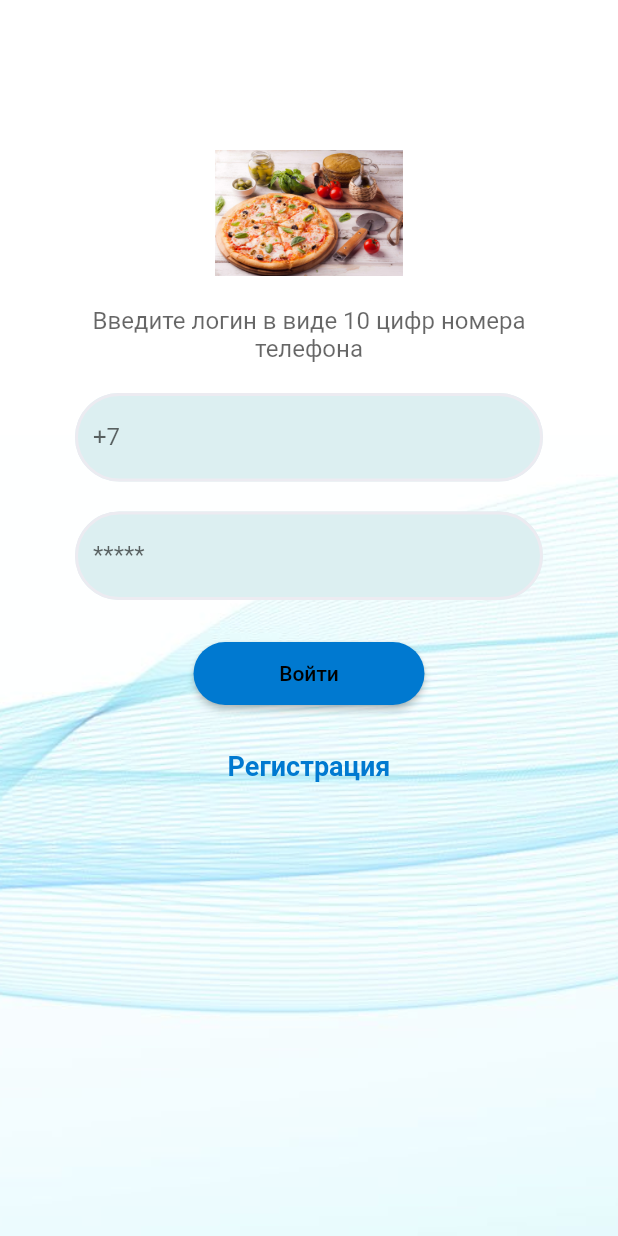
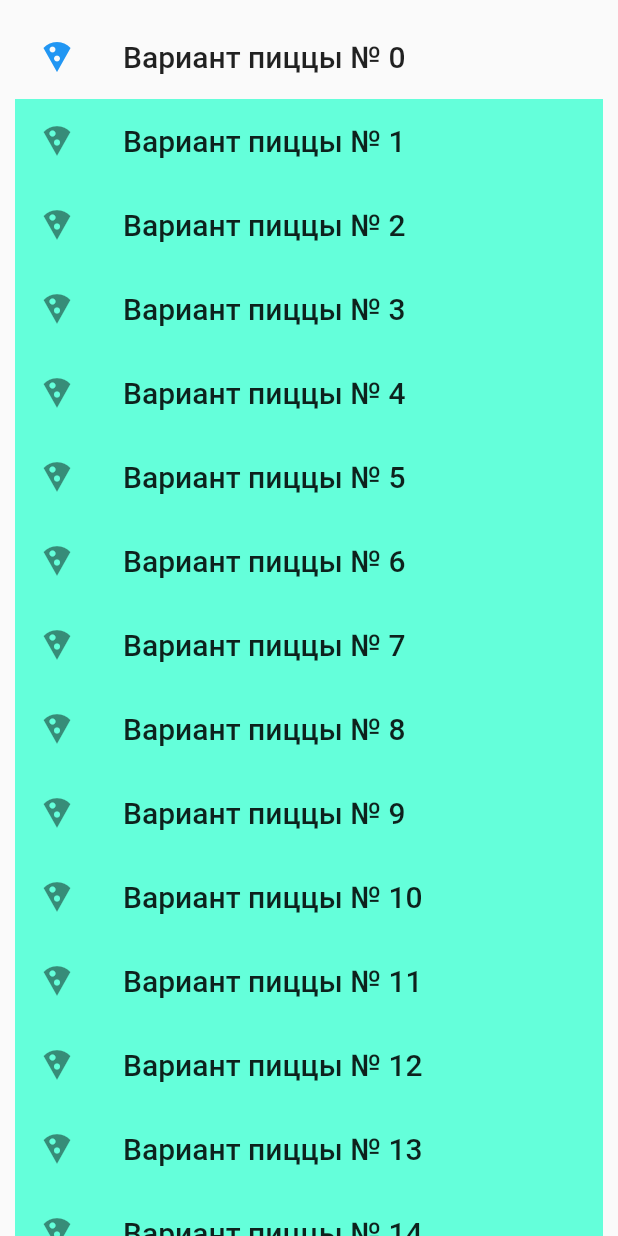
Before and after one commit to Viktor2310/auth_pag, a Flutter app: the screen it shows after launch, on a phone screen of 412 x 824 dp. Run offline on Flutter 3.47's test engine with Material 2 defaults, Android fonts, the phone set to English and light mode, and no system bars; our stand-ins replace syncfusion_flutter_sliders; missing offline and left inert: sliding_switch; Roboto replaces fonts that are missing (Arial).

Commit message:
Задание 2,5

```diff
--- /dev/null
+++ b/lib/listview_screen.dart
@@ -0,0 +1,153 @@
+import 'package:flutter/cupertino.dart';
+import 'package:flutter/material.dart';
+import 'package:flutter/painting.dart';
+
+class ListViewScreen extends StatelessWidget {
+  const ListViewScreen({Key? key}) : super(key: key);
+
+  @override
+    Widget build(BuildContext context){
+    return MaterialApp(
+      home: Scaffold(
+        body: MyStatefulWidget()
+      ),
+    );
+  }
+}
+
+class MyListItem extends StatelessWidget {
+  const MyListItem({Key? key, required this.number}) : super(key: key);
+  final int number;
+
+  @override
+  Widget build (BuildContext context){
+    return Container(
+      padding: EdgeInsets.all(20),
+      margin: EdgeInsets.all(5),
+      decoration: BoxDecoration(
+        color: Colors.lightBlueAccent,
+        border: Border.all()
+      ),
+      child: Text("Элемент # $number", style: Theme.of(context).textTheme.headline6,),
+          );
+  }
+}
+
+/*
+class SimpleList extends StatelessWidget{
+  const SimpleList({Key? key}) : super(key: key);
+
+  @override
+  Widget build(BuildContext context) {
+    return ListView(
+      scrollDirection: Axis.vertical,
+    /*  children: [
+      MyListItem(number: 1),
+        MyListItem(number: 2),
+        MyListItem(number: 3),
+        MyListItem(number: 4),
+        MyListItem(number: 5),
+        MyListItem(number: 6),
+        MyListItem(number: 7),
+        MyListItem(number: 8),
+        MyListItem(number: 9),
+        MyListItem(number: 10),
+        MyListItem(number: 11),
+        MyListItem(number: 12),
+        MyListItem(number: 13),
+      ],*/
+      children: const <Widget>[
+        ListTile(
+          leading: Icon(Icons.map),
+          title: Text('Map'),
+        ),
+        ListTile(
+          leading: Icon(Icons.photo_album),
+          title: Text('Album'),
+        ),
+        ListTile(
+          leading: Icon(Icons.phone),
+          title: Text('Phone'),
+        ),
+      ],
+
+    );
+  }
+}
+
+class SimleListBulder extends StatelessWidget {
+  SimleListBulder({Key? key}) : super(key: key);
+
+ var list =  List<int>.generate(50, (i) => i+1);
+  @override
+  Widget build(BuildContext context) {
+    return ListView.builder(
+      padding: const EdgeInsets.all(8),
+      itemCount: 20,
+      itemBuilder:  (BuildContext context, int index){
+        return MyListItem(number: index);
+      }
+    );
+  }
+}
+
+
+
+class SimleListSeparated extends StatelessWidget { //список с разделителями
+  SimleListSeparated({Key? key}) : super(key: key);
+
+  var list =  List<int>.generate(20, (i) => i+1);
+  @override
+  Widget build(BuildContext context) {
+    return ListView.separated(
+        padding: const EdgeInsets.all(8),
+        itemCount: list.length,
+        itemBuilder:  (BuildContext context, int index){
+          return MyListItem(number: index);
+        },
+        separatorBuilder: (BuildContext context, int index) => const Divider(thickness: 3,),
+    );
+  }
+}
+*/
+
+
+//
+
+
+
+class MyStatefulWidget extends StatefulWidget {
+  const MyStatefulWidget({Key? key}) : super(key: key);
+
+  @override
+  State<MyStatefulWidget> createState() => _MyStatefulWidgetState();
+}
+
+class _MyStatefulWidgetState extends State<MyStatefulWidget> {
+  int _selectedIndex = 0;
+
+  @override
+  Widget build(BuildContext context) {
+    return ListView.builder(
+        padding: const EdgeInsets.all(10),
+        itemCount: 20,
+        itemBuilder: (BuildContext context, int index){
+          return ListTile(
+            tileColor: Colors.tealAccent,
+            leading: Icon(Icons.local_pizza),
+            title : Text('Вариант пиццы № $index',style: Theme.of(context).textTheme.headline6,),
+
+            selected: index == _selectedIndex,
+
+            onTap: (){
+                setState(() {
+                  _selectedIndex= index;
+                });
+            },
+
+          );
+        }
+
+    );
+  }
+}
--- a/lib/main.dart
+++ b/lib/main.dart
@@ -5,14 +5,15 @@ import 'package:auth_pag/p2.dart';
 import 'package:auth_pag/p2_1.dart';
 import 'package:auth_pag/p2_2.dart';
 import 'package:flutter/material.dart';
+import 'listview_screen.dart';
 import 'navigation_screen.dart';
 
 void main() {
   //runApp(const AppBarScreen());
- //runApp(const NavigationScreen());
+ runApp(const ListViewScreen());
  // runApp(const reg());
 
-  runApp(const MyApp());
+ // runApp(const MyApp());
   //runApp(const start());
 
 }
--- a/lib/strings.dart
+++ b/lib/strings.dart
@@ -1,4 +1,4 @@
 class Strings {
-  static const String longBogyText = 'Здравствуйте! Вы позвонили в абонентскую службу. Стоимость звонка напрямую зависит от вашего позитивного отношения к нашим сотрудникам. Просьба улыбнуться, помедитировать и дождаться ответа оператора! ';
+  static const String longBogyText = 'Здравствуйте!';
 
 }
```
